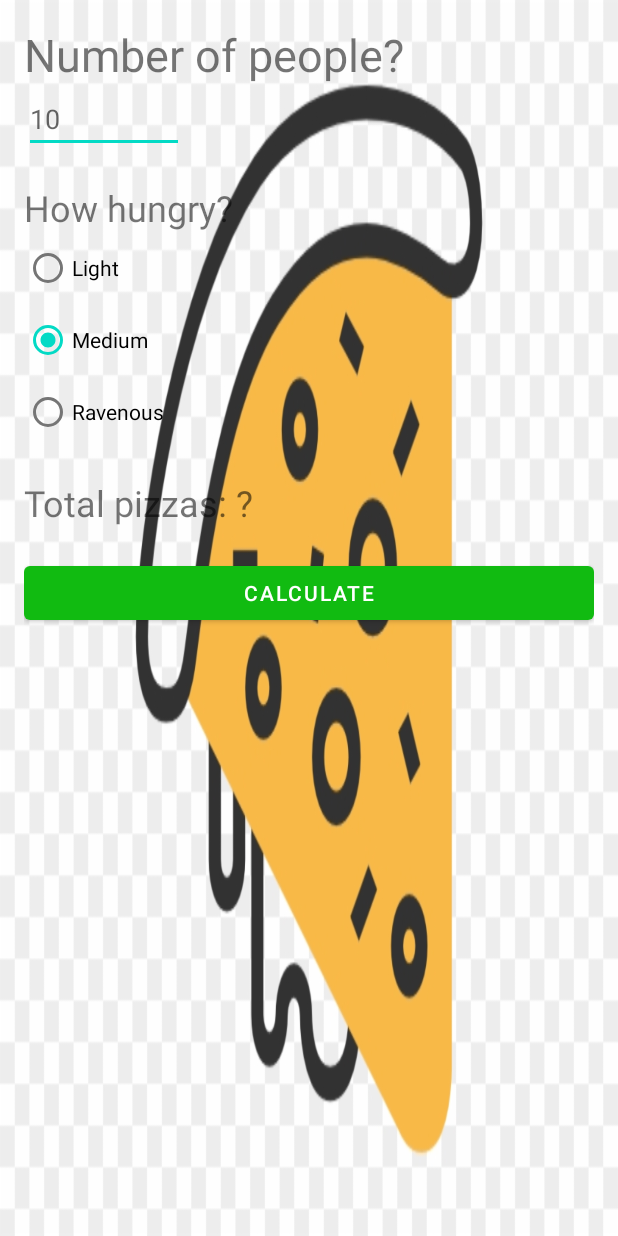
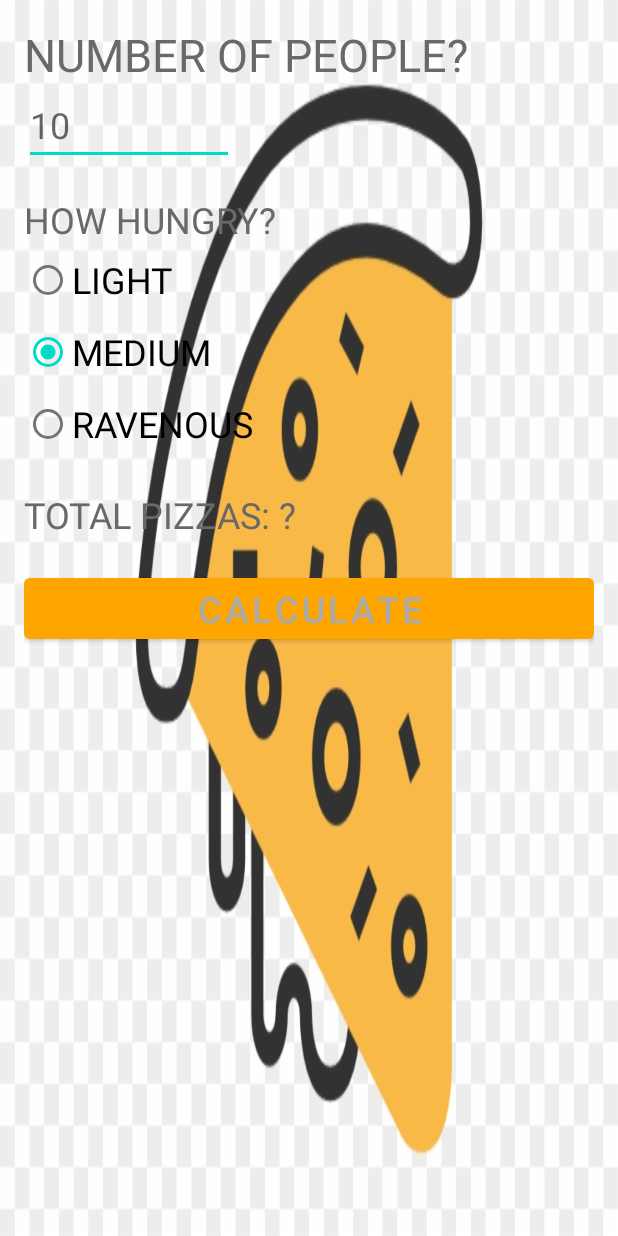
Before and after one commit to kieransukachevin/CPTR-405-Mobile-App-Development, an Android app: the layout activity_main.xml on its own in the app's theme, with its tools: preview values and no code run, on a phone screen of 412 x 824 dp. Run offline under Robolectric (Android 15) with nearby library versions, the phone set to English and light mode, and no system bars.

Commit message:
PizzaParty formatting changed and theme changed.

```diff
--- a/PizzaParty/app/src/main/res/layout/activity_main.xml
+++ b/PizzaParty/app/src/main/res/layout/activity_main.xml
@@ -88,5 +88,6 @@
         android:layout_marginTop="20dp"
         android:onClick="calculateClick"
         app:layout_constraintLeft_toLeftOf="parent"
-        app:layout_constraintTop_toBottomOf="@id/answerTextView"/>
+        app:layout_constraintTop_toBottomOf="@id/answerTextView"
+        style="@style/CalcButton" />
 </androidx.constraintlayout.widget.ConstraintLayout>
--- a/PizzaParty/app/src/main/res/values/colors.xml
+++ b/PizzaParty/app/src/main/res/values/colors.xml
@@ -8,4 +8,8 @@
     <color name="black">#FF000000</color>
     <color name="white">#FFFFFFFF</color>
     <color name="my_green">#11BB11</color>
+    <color name="gray">#AAA</color>
+    <color name="dark_green">#22AA22</color>
+    <color name="orange">#ffa500</color>
+    <color name="colorPrimary">#696969</color>
 </resources>
--- /dev/null
+++ b/PizzaParty/app/src/main/res/values/styles.xml
@@ -0,0 +1,6 @@
+<resources>
+    <style name="CalcButton">
+        <item name="android:textSize">24sp</item>
+        <item name="android:textColor">@color/gray</item>
+    </style>
+</resources>
--- a/PizzaParty/app/src/main/res/values/themes.xml
+++ b/PizzaParty/app/src/main/res/values/themes.xml
@@ -1,8 +1,8 @@
 <resources xmlns:tools="http://schemas.android.com/tools">
     <!-- Base application theme. -->
-    <style name="Theme.PizzaParty" parent="Theme.MaterialComponents.DayNight.DarkActionBar">
+    <style name="Theme.PizzaParty" parent="Theme.MaterialComponents.DayNight.NoActionBar">
         <!-- Primary brand color. -->
-        <item name="colorPrimary">@color/my_green</item>
+        <item name="colorPrimary">@color/orange</item>
         <item name="colorPrimaryVariant">@color/purple_700</item>
         <item name="colorOnPrimary">@color/white</item>
         <!-- Secondary brand color. -->
@@ -12,5 +12,10 @@
         <!-- Status bar color. -->
         <item name="android:statusBarColor" tools:targetApi="l">?attr/colorPrimaryVariant</item>
         <!-- Customize your theme here. -->
+        <item name="android:windowFullscreen">true</item>
+        <item name="android:colorBackground">#f0f0ff</item>
+        <item name="android:textColor">@color/colorPrimary</item>
+        <item name="android:textSize">24sp</item>
+        <item name="android:textAllCaps">true</item>
     </style>
 </resources>
```
